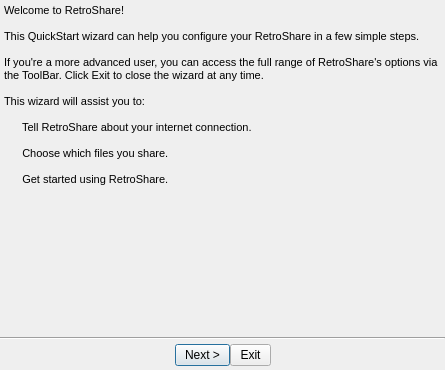
RetroShare/RetroShare, file retroshare-gui/src/gui/QuickStartWizard.ui: the form before one commit.
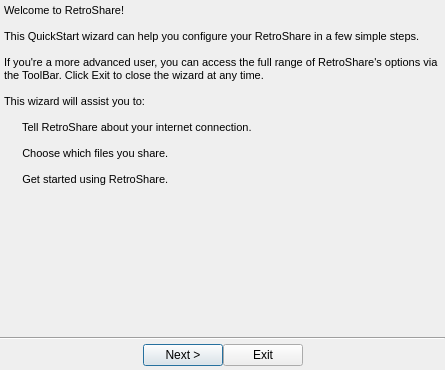
The form after the commit. Icons and pictures are not drawn. Custom widgets are drawn as their Qt base class.

The edit to the form file:
```diff
--- a/retroshare-gui/src/gui/QuickStartWizard.ui
+++ b/retroshare-gui/src/gui/QuickStartWizard.ui
@@ -32,43 +32,6 @@
    <iconset resource="images.qrc">
     <normaloff>:/images/rstray3.png</normaloff>:/images/rstray3.png</iconset>
   </property>
-  <property name="styleSheet">
-   <string notr="true">QComboBox QAbstractItemView { 
-background-color:white;
-}
-
-QComboBox::down-arrow {
-image: url(:/images/combobox_arrow.png);
-}
-
-QComboBox:drop-down
-{
-subcontrol-origin: padding;
-subcontrol-position: top right;
-border-left-style: none; 
-border-top-right-radius: 1px;
-border-bottom-right-radius: 1px;
-}
-
-QToolButton, QPushButton, QComboBox { 
-border-image: url(:/images/btn_26.png) 4;
-border-width: 4;
-padding: 0px 6px;
-font-size: 12px;
-}
-
-QToolButton:hover, QPushButton:hover, QComboBox:hover { 
-border-image: url(:/images/btn_26_hover.png) 4;
-}
-
-QToolButton:disabled, QPushButton:disabled, QComboBox::disabled {
-color:gray;
-}
-
-QToolButton:pressed, QPushButton:pressed{
-border-image: url(:/images/btn_26_pressed.png) 4;
-}</string>
-  </property>
   <property name="modal">
    <bool>true</bool>
   </property>
@@ -91,16 +54,10 @@
    </item>
    <item row="1" column="0">
     <widget class="QStackedWidget" name="pagesWizard">
-     <property name="styleSheet">
-      <string notr="true"/>
-     </property>
      <property name="currentIndex">
       <number>0</number>
      </property>
      <widget class="QWidget" name="pageWelcome">
-      <property name="styleSheet">
-       <string notr="true"/>
-      </property>
       <layout class="QGridLayout" name="gridLayout_2">
        <property name="margin">
         <number>0</number>
```
Left out of the diff: 9 changed lines with no effect on the pictures.
